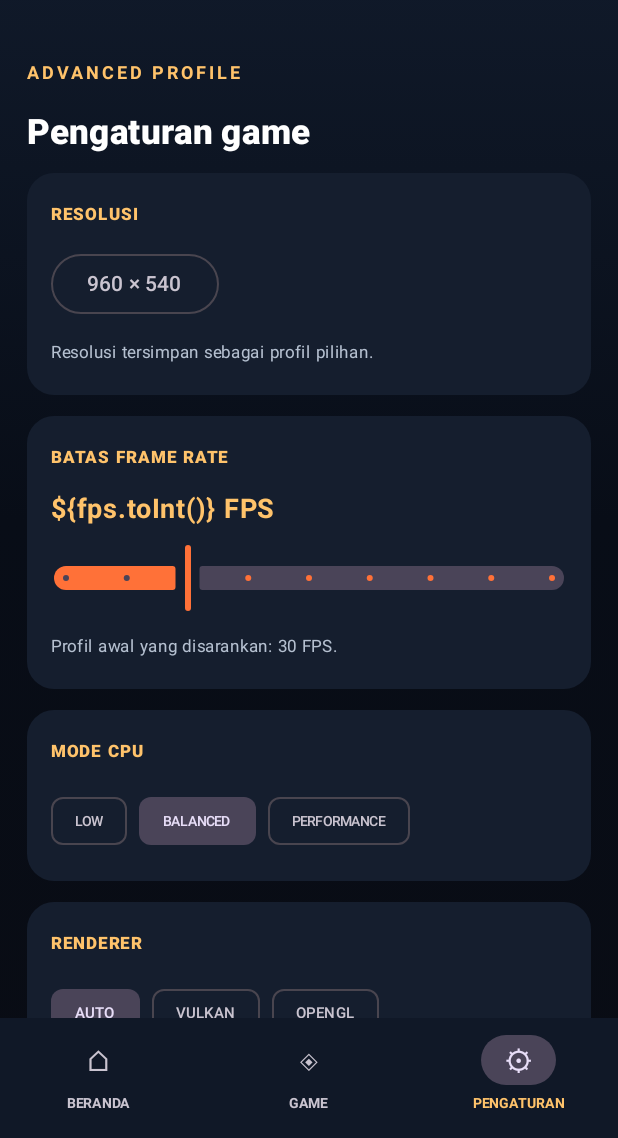
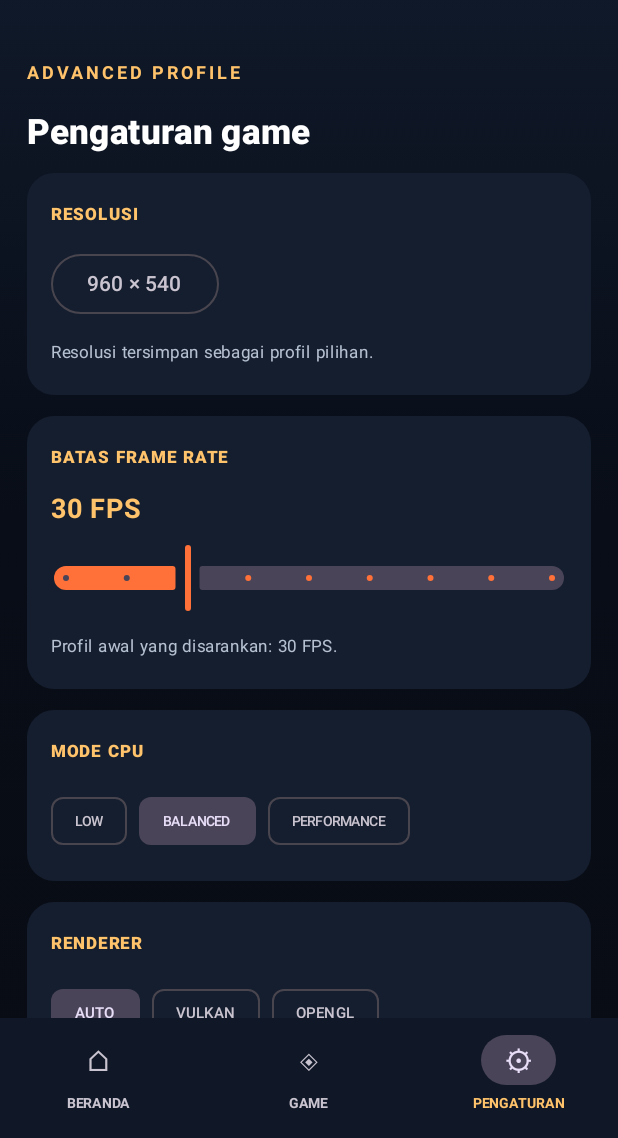
Before and after one commit to suksesjt12-source/Launcher-Strom-Revolution-, an Android app built with Jetpack Compose: the screen it shows after launch (MainActivity), item 3 of the bottom bar chosen, on a phone screen of 412 x 824 dp, the part 98-1236 px from its top. Run offline under Robolectric (Android 15) with nearby library versions, the phone set to English and light mode, and no system bars.

Commit message:
Fix Kotlin string interpolation in launcher

```diff
--- a/app/src/main/java/com/stormlauncher/nsunsr/MainActivity.kt
+++ b/app/src/main/java/com/stormlauncher/nsunsr/MainActivity.kt
@@ -196,7 +196,7 @@ private fun HomeScreen(game: InstalledGame?, importing: Boolean, notice: String,
                 Text("GAME TERDETEKSI", color = Color(0xFF8FE0AE), fontWeight = FontWeight.Bold, fontSize = 13.sp)
                 Text(game.executable.name, color = Color.White, fontWeight = FontWeight.SemiBold)
                 Text(game.executable.parentFile?.absolutePath ?: game.directory.absolutePath, color = Muted, fontSize = 10.sp)
-                Text("\${game.fileCount} file • \${game.cpkCount} file CPK", color = Gold, fontSize = 11.sp)
+                Text("${game.fileCount} file • ${game.cpkCount} file CPK", color = Gold, fontSize = 11.sp)
                 Text(
                     if (game.hasDataFolder) "Folder data_win32 ditemukan." else "Folder data_win32 tidak terdeteksi; periksa kelengkapan ZIP.",
                     color = Muted, fontSize = 11.sp
@@ -324,7 +324,7 @@ private fun SettingsScreen(context: Context) {
         }
 
         PanelCard(title = "BATAS FRAME RATE") {
-            Text("\${fps.toInt()} FPS", color = Gold, fontWeight = FontWeight.Bold, fontSize = 18.sp)
+            Text("${fps.toInt()} FPS", color = Gold, fontWeight = FontWeight.Bold, fontSize = 18.sp)
             Slider(value = fps, onValueChange = { fps = it }, valueRange = 20f..60f, steps = 7)
             Text("Profil awal yang disarankan: 30 FPS.", color = Muted, fontSize = 11.sp)
         }
```
